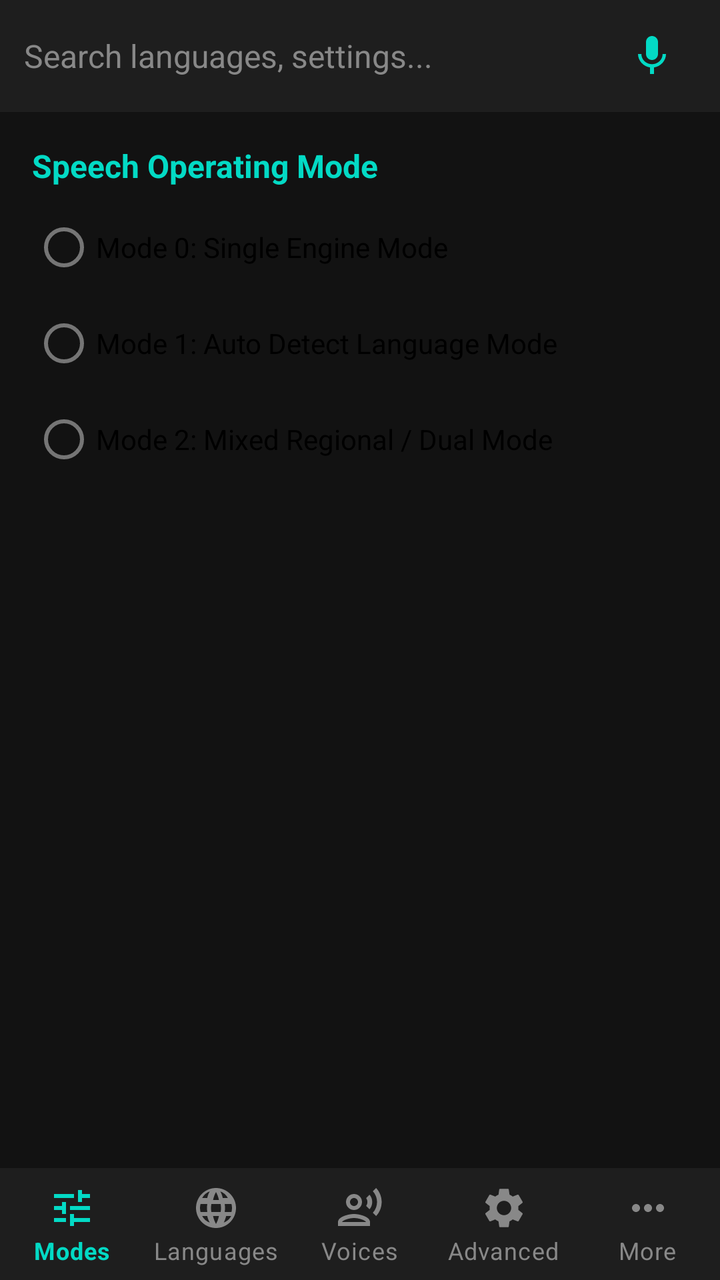
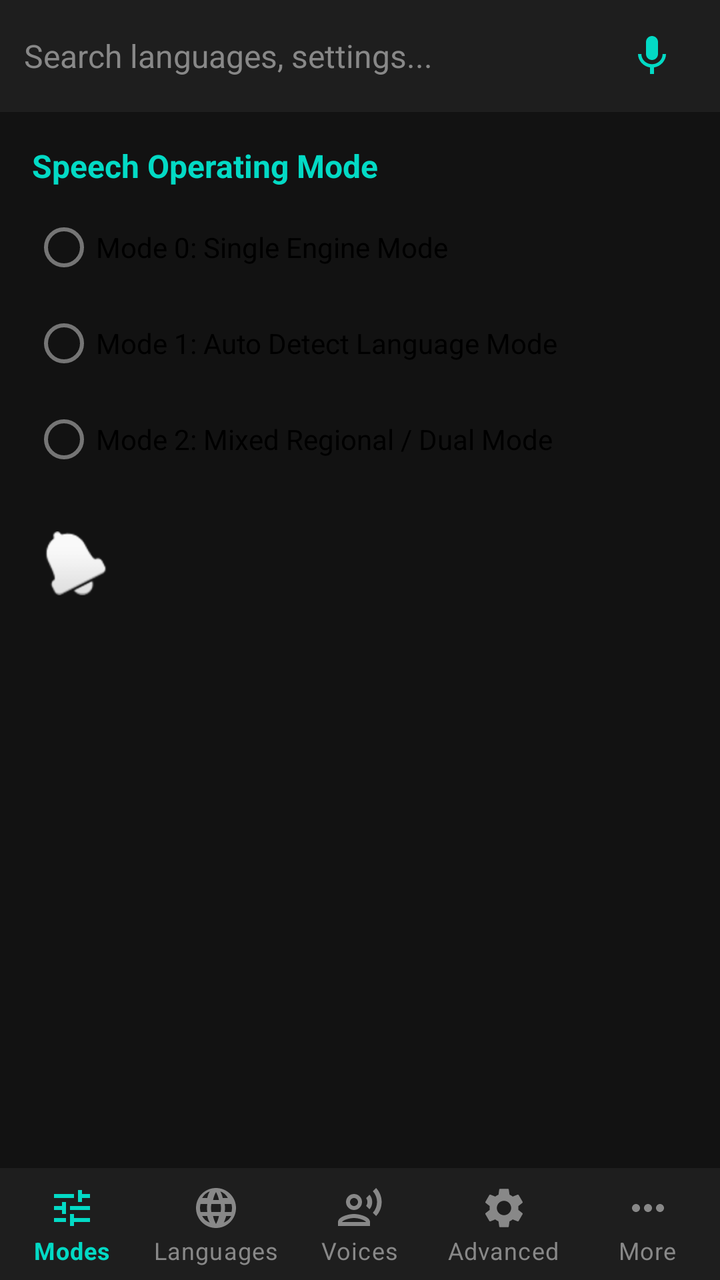

Compare the two renders of this Android layout. The source of the first and the diff that turns it into the second are given below.
<!-- AndroidManifest.xml: application theme Theme.SpeechPlusTTS -->
<!-- res/layout/activity_main.xml -->
<?xml version="1.0" encoding="utf-8"?>
<LinearLayout xmlns:android="http://schemas.android.com/apk/res/android"
    xmlns:app="http://schemas.android.com/apk/res-auto"
    android:layout_width="match_parent"
    android:layout_height="match_parent"
    android:orientation="vertical"
    android:background="#121212">

    
    <LinearLayout
        android:id="@+id/layoutSearchBar"
        android:layout_width="match_parent"
        android:layout_height="56dp"
        android:orientation="horizontal"
        android:gravity="center_vertical"
        android:paddingStart="12dp"
        android:paddingEnd="12dp"
        android:background="#1E1E1E">

        <EditText
            android:id="@+id/edtSearch"
            android:layout_width="0dp"
            android:layout_height="wrap_content"
            android:layout_weight="1"
            android:hint="Search languages, settings..."
            android:textColorHint="#888888"
            android:textColor="#FFFFFF"
            android:textSize="16sp"
            android:background="@null"
            android:singleLine="true"
            android:imeOptions="actionSearch" />

        <ImageButton
            android:id="@+id/btnClearSearch"
            android:layout_width="44dp"
            android:layout_height="44dp"
            android:background="?attr/selectableItemBackgroundBorderless"
            android:src="@drawable/ic_clear"
            android:contentDescription="Clear search text"
            android:visibility="gone" />

        <ImageButton
            android:id="@+id/btnVoiceSearch"
            android:layout_width="44dp"
            android:layout_height="44dp"
            android:background="?attr/selectableItemBackgroundBorderless"
            android:src="@drawable/ic_mic"
            android:contentDescription="Voice Search with Google Speech" />
    </LinearLayout>

    <FrameLayout
        android:id="@+id/fragmentContainer"
        android:layout_width="match_parent"
        android:layout_height="0dp"
        android:layout_weight="1">

        
        <ScrollView
            android:id="@+id/tabModes"
            android:layout_width="match_parent"
            android:layout_height="match_parent"
            android:padding="16dp"
            android:visibility="visible">

            <LinearLayout
                android:id="@+id/containerModes"
                android:layout_width="match_parent"
                android:layout_height="wrap_content"
                android:orientation="vertical">

                <TextView
                    android:layout_width="wrap_content"
                    android:layout_height="wrap_content"
                    android:text="Speech Operating Mode"
                    android:textColor="#03DAC5"
                    android:textSize="16sp"
                    android:textStyle="bold"
                    android:layout_marginBottom="6dp" />

                <RadioGroup
                    android:id="@+id/radioGroupModes"
                    android:layout_width="match_parent"
                    android:layout_height="wrap_content"
                    android:layout_marginBottom="16dp">
                    <RadioButton
                        android:id="@+id/radioMode0"
                        android:layout_width="wrap_content"
                        android:layout_height="wrap_content"
                        android:text="Mode 0: Single Engine Mode" />
                    <RadioButton
                        android:id="@+id/radioMode1"
                        android:layout_width="wrap_content"
                        android:layout_height="wrap_content"
                        android:text="Mode 1: Auto Detect Language Mode" />
                    <RadioButton
                        android:id="@+id/radioMode2"
                        android:layout_width="wrap_content"
                        android:layout_height="wrap_content"
                        android:text="Mode 2: Mixed Regional / Dual Mode" />
                </RadioGroup>

                

            </LinearLayout>
        </ScrollView>

        
        <ScrollView
            android:id="@+id/tabLanguages"
            android:layout_width="match_parent"
            android:layout_height="match_parent"
            android:padding="16dp"
            android:visibility="gone">

            <LinearLayout
                android:layout_width="match_parent"
                android:layout_height="wrap_content"
                android:orientation="vertical">

                <TextView
                    android:layout_width="wrap_content"
                    android:layout_height="wrap_content"
                    android:text="Supported Global Languages (A-Z)"
                    android:textColor="#03DAC5"
                    android:textSize="16sp"
                    android:textStyle="bold" />

                <TextView
                    android:layout_width="wrap_content"
                    android:layout_height="wrap_content"
                    android:text="Enable or disable specific languages for automatic routing."
                    android:textColor="#AAAAAA"
                    android:textSize="13sp"
                    android:layout_marginBottom="12dp" />

                <LinearLayout
                    android:layout_width="match_parent"
                    android:layout_height="wrap_content"
                    android:orientation="horizontal"
                    android:layout_marginBottom="12dp">

                    <Button
                        android:id="@+id/btnSelectAllLangs"
                        android:layout_width="0dp"
                        android:layout_height="wrap_content"
                        android:layout_weight="1"
                        android:layout_marginEnd="8dp"
                        android:text="Select All" />

                    <Button
                        android:id="@+id/btnClearAllLangs"
                        android:layout_width="0dp"
                        android:layout_height="wrap_content"
                        android:text="Clear All" />
                </LinearLayout>

                <LinearLayout
                    android:id="@+id/layoutLanguagesList"
                    android:layout_width="match_parent"
                    android:layout_height="wrap_content"
                    android:orientation="vertical" />

            </LinearLayout>
        </ScrollView>
        
        <ScrollView
            android:id="@+id/tabVoices"
            android:layout_width="match_parent"
            android:layout_height="match_parent"
            android:padding="16dp"
            android:visibility="gone">

            <LinearLayout
                android:id="@+id/containerVoices"
                android:layout_width="match_parent"
                android:layout_height="wrap_content"
                android:orientation="vertical">

                <TextView
                    android:layout_width="wrap_content"
                    android:layout_height="wrap_content"
                    android:text="1. Select Language (A-Z)"
                    android:textColor="#03DAC5"
                    android:textSize="15sp"
                    android:textStyle="bold"
                    android:layout_marginBottom="4dp" />

                <Spinner
                    android:id="@+id/spinnerVoiceLanguage"
                    android:layout_width="match_parent"
                    android:layout_height="48dp"
                    android:layout_marginBottom="14dp" />

                <TextView
                    android:layout_width="wrap_content"
                    android:layout_height="wrap_content"
                    android:text="2. Select TTS Engine"
                    android:textColor="#03DAC5"
                    android:textSize="15sp"
                    android:textStyle="bold"
                    android:layout_marginBottom="4dp" />

                <Spinner
                    android:id="@+id/spinnerVoiceEngine"
                    android:layout_width="match_parent"
                    android:layout_height="48dp"
                    android:layout_marginBottom="14dp" />

                <TextView
                    android:layout_width="wrap_content"
                    android:layout_height="wrap_content"
                    android:text="3. Select Voice Variant"
                    android:textColor="#03DAC5"
                    android:textSize="15sp"
                    android:textStyle="bold"
                    android:layout_marginBottom="4dp" />

                <Spinner
                    android:id="@+id/spinnerVoiceVariant"
                    android:layout_width="match_parent"
                    android:layout_height="48dp"
                    android:layout_marginBottom="16dp" />

                
                <TextView
                    android:id="@+id/lblVoicesRate"
                    android:layout_width="wrap_content"
                    android:layout_height="wrap_content"
                    android:text="Speech Rate: 1.0x"
                    android:textColor="#FFFFFF"
                    android:textSize="14sp" />

                <LinearLayout
                    android:layout_width="match_parent"
                    android:layout_height="wrap_content"
                    android:orientation="horizontal"
                    android:gravity="center_vertical"
                    android:layout_marginBottom="12dp">

                    <Button
                        android:id="@+id/btnRateMinus"
                        android:layout_width="48dp"
                        android:layout_height="44dp"
                        android:text="-"
                        android:textSize="18sp"
                        android:contentDescription="Decrease speech rate by 5 percent" />

                    <SeekBar
                        android:id="@+id/seekVoiceRate"
                        android:layout_width="0dp"
                        android:layout_height="wrap_content"
                        android:layout_weight="1"
                        android:max="100"
                        android:progress="50" />

                    <Button
                        android:id="@+id/btnRatePlus"
                        android:layout_width="48dp"
                        android:layout_height="44dp"
                        android:text="+"
                        android:textSize="18sp"
                        android:contentDescription="Increase speech rate by 5 percent" />
                </LinearLayout>

                
                <TextView
                    android:id="@+id/lblVoicesPitch"
                    android:layout_width="wrap_content"
                    android:layout_height="wrap_content"
                    android:text="Speech Pitch: 1.0x"
                    android:textColor="#FFFFFF"
                    android:textSize="14sp" />

                <LinearLayout
                    android:layout_width="match_parent"
                    android:layout_height="wrap_content"
                    android:orientation="horizontal"
                    android:gravity="center_vertical"
                    android:layout_marginBottom="12dp">

                    <Button
                        android:id="@+id/btnPitchMinus"
                        android:layout_width="48dp"
                        android:layout_height="44dp"
                        android:text="-"
                        android:textSize="18sp"
                        android:contentDescription="Decrease speech pitch by 5 percent" />

                    <SeekBar
                        android:id="@+id/seekVoicePitch"
                        android:layout_width="0dp"
                        android:layout_height="wrap_content"
                        android:layout_weight="1"
                        android:max="100"
                        android:progress="50" />

                    <Button
                        android:id="@+id/btnPitchPlus"
                        android:layout_width="48dp"
                        android:layout_height="44dp"
                        android:text="+"
                        android:textSize="18sp"
                        android:contentDescription="Increase speech pitch by 5 percent" />
                </LinearLayout>

                
                <TextView
                    android:id="@+id/lblVoicesVolume"
                    android:layout_width="wrap_content"
                    android:layout_height="wrap_content"
                    android:text="Voice Volume: 100%"
                    android:textColor="#FFFFFF"
                    android:textSize="14sp" />

                <SeekBar
                    android:id="@+id/seekVoiceVolume"
                    android:layout_width="match_parent"
                    android:layout_height="wrap_content"
                    android:max="100"
                    android:progress="100"
                    android:layout_marginBottom="16dp" />

                
                <LinearLayout
                    android:layout_width="match_parent"
                    android:layout_height="wrap_content"
                    android:orientation="horizontal"
                    android:layout_marginBottom="8dp">

                    <Button
                        android:id="@+id/btnTestVoiceSingle"
                        android:layout_width="0dp"
                        android:layout_height="wrap_content"
                        android:layout_weight="1"
                        android:layout_marginEnd="6dp"
                        android:text="Test Voice" />

                    <Button
                        android:id="@+id/btnDefaultVoice"
                        android:layout_width="0dp"
                        android:layout_height="wrap_content"
                        android:layout_weight="1"
                        android:text="Default" />
                </LinearLayout>

                <Button
                    android:id="@+id/btnSaveVoiceSettings"
                    android:layout_width="match_parent"
                    android:layout_height="52dp"
                    android:backgroundTint="#00E676"
                    android:textColor="#000000"
                    android:textStyle="bold"
                    android:text="Save Settings for this Language"
                    android:layout_marginBottom="20dp" />

                
                <TextView
                    android:layout_width="wrap_content"
                    android:layout_height="wrap_content"
                    android:text="Configured Language Mappings"
                    android:textColor="#03DAC5"
                    android:textSize="16sp"
                    android:textStyle="bold"
                    android:layout_marginBottom="8dp" />

                <LinearLayout
                    android:id="@+id/layoutConfiguredLanguages"
                    android:layout_width="match_parent"
                    android:layout_height="wrap_content"
                    android:orientation="vertical" />

            </LinearLayout>
        </ScrollView>
        
        <ScrollView
            android:id="@+id/tabAdvanced"
            android:layout_width="match_parent"
            android:layout_height="match_parent"
            android:padding="16dp"
            android:visibility="gone">

            <LinearLayout
                android:id="@+id/containerAdvanced"
                android:layout_width="match_parent"
                android:layout_height="wrap_content"
                android:orientation="vertical">

                <CheckBox
                    android:id="@+id/chkForceRate"
                    android:layout_width="match_parent"
                    android:layout_height="wrap_content"
                    android:text="Force App Rate (Override Screen Reader Speed)"
                    android:textColor="#FFFFFF"
                    android:layout_marginBottom="8dp" />

                <CheckBox
                    android:id="@+id/chkForcePitch"
                    android:layout_width="match_parent"
                    android:layout_height="wrap_content"
                    android:text="Force App Pitch (Override Screen Reader Pitch)"
                    android:textColor="#FFFFFF"
                    android:layout_marginBottom="8dp" />

                <CheckBox
                    android:id="@+id/chkStripAttributes"
                    android:layout_width="match_parent"
                    android:layout_height="wrap_content"
                    android:text="Remove Audio Attributes (Fix Cutoff on Samsung/Realme)"
                    android:textColor="#FFFFFF"
                    android:layout_marginBottom="8dp" />

                <Button
                    android:id="@+id/btnIgnoreBattery"
                    android:layout_width="match_parent"
                    android:layout_height="wrap_content"
                    android:text="Request Battery Unrestricted (Zero Background Kill)"
                    android:layout_marginBottom="16dp" />

                            
                <LinearLayout
                    android:layout_width="match_parent"
                    android:layout_height="wrap_content"
                    android:orientation="vertical"
                    android:background="#222222"
                    android:padding="12dp"
                    android:layout_marginTop="12dp"
                    android:layout_marginBottom="12dp">

                    <TextView
                        android:layout_width="match_parent"
                        android:layout_height="wrap_content"
                        android:text="Punctuation &amp; Symbols Level"
                        android:textColor="#00E676"
                        android:textSize="15sp"
                        android:textStyle="bold"
                        android:layout_marginBottom="6dp"/>
                    <Spinner
                        android:id="@+id/spinnerPunctuation"
                        android:layout_width="match_parent"
                        android:layout_height="50dp"
                        android:background="#2C2C2C"
                        android:layout_marginBottom="14dp"/>

                    <TextView
                        android:layout_width="match_parent"
                        android:layout_height="wrap_content"
                        android:text="Number Reading Language"
                        android:textColor="#00E676"
                        android:textSize="15sp"
                        android:textStyle="bold"
                        android:layout_marginBottom="6dp"/>
                    <Spinner
                        android:id="@+id/spinnerNumLang"
                        android:layout_width="match_parent"
                        android:layout_height="50dp"
                        android:background="#2C2C2C"
                        android:layout_marginBottom="14dp"/>

                    <TextView
                        android:layout_width="match_parent"
                        android:layout_height="wrap_content"
                        android:text="Number Reading Format"
                        android:textColor="#00E676"
                        android:textSize="15sp"
                        android:textStyle="bold"
                        android:layout_marginBottom="6dp"/>
                    <Spinner
                        android:id="@+id/spinnerNumFormat"
                        android:layout_width="match_parent"
                        android:layout_height="50dp"
                        android:background="#2C2C2C"
                        android:layout_marginBottom="4dp"/>
                </LinearLayout>
                

            </LinearLayout>
        </ScrollView>

        
        <ScrollView
            android:id="@+id/tabMore"
            android:layout_width="match_parent"
            android:layout_height="match_parent"
            android:padding="16dp"
            android:visibility="gone">

            <LinearLayout
                android:id="@+id/containerMore"
                android:layout_width="match_parent"
                android:layout_height="wrap_content"
                android:orientation="vertical">

                <TextView
                    android:layout_width="wrap_content"
                    android:layout_height="wrap_content"
                    android:text="System &amp; Quick Actions"
                    android:textColor="#03DAC5"
                    android:textSize="16sp"
                    android:textStyle="bold"
                    android:layout_marginBottom="10dp" />

                <Button
                    android:id="@+id/btnOpenSystemTts"
                    android:layout_width="match_parent"
                    android:layout_height="wrap_content"
                    android:text="Open Android Text-to-Speech Settings"
                    android:layout_marginBottom="8dp" />

                

                <Button
                    android:id="@+id/btnOpenAboutPage"
                    android:layout_width="match_parent"
                    android:layout_height="wrap_content"
                    android:text="Open Community &amp; Help Desk (All 10 Links)"
                    android:layout_marginBottom="20dp" />

                <TextView
                    android:layout_width="wrap_content"
                    android:layout_height="wrap_content"
                    android:text="About Developer: Paras Yadav"
                    android:textColor="#03DAC5"
                    android:textSize="16sp"
                    android:textStyle="bold"
                    android:layout_marginBottom="6dp" />

                <Button android:id="@+id/btnCheckUpdateMore" android:layout_width="0dp" android:layout_height="0dp" android:visibility="gone" />
                
                <Button
                    android:id="@+id/btnAppInfo"
                    android:layout_width="match_parent"
                    android:layout_height="wrap_content"
                    android:text="APP INFO (VERSION, MISSION &amp; FEATURES)"
                    android:backgroundTint="#00897B"
                    android:textColor="#FFFFFF"
                    android:textStyle="bold"
                    android:layout_marginBottom="14dp"/>

                <LinearLayout
                    android:layout_width="match_parent"
                    android:layout_height="wrap_content"
                    android:orientation="vertical"
                    android:background="#1E1E1E"
                    android:padding="14dp"
                    android:layout_marginBottom="16dp">

                    <TextView
                        android:layout_width="match_parent"
                        android:layout_height="wrap_content"
                        android:text="App Info - Speech Plus TTS"
                        android:textColor="#00E676"
                        android:textSize="16sp"
                        android:textStyle="bold"
                        android:layout_marginBottom="6dp"/>

                    <TextView
                        android:id="@+id/tvAppInfoSummary"
                        android:layout_width="match_parent"
                        android:layout_height="wrap_content"
                        android:text="Version Name: v3.1.0 (Code 31)\nLast Updated: November 2026\nDeveloped By: Paras Yadav (ITFB Community)\n\nWhy Speech Plus TTS Was Built:\nCreated with a Zero-Lag mission for blind and visually impaired users to eliminate speech latency, voice overlapping, and word clipping while providing instant multi-language switching.\n\nLatest Core Features:\n• Ultra-Fast Zero-Lag Direct PCM Audio Streaming\n• Smart Dual &amp; Auto Multi-Language TTS Switching\n• Custom Punctuation Level, Number Language &amp; Digit Formatting\n• Warm-Up &amp; Tail Silence Guard for Short Words/Spellings\n• Extended Timeout Protection for Long Paragraphs"
                        android:textColor="#E0E0E0"
                        android:textSize="14sp"
                        android:lineSpacingExtra="4dp"/>
                </LinearLayout>
                

                    <TextView
                    android:id="@+id/tvAboutExcerpt"
                    android:layout_width="match_parent"
                    android:layout_height="wrap_content"
                    android:text="Speech Plus TTS is built with a Zero-Lag mission for visually impaired users. Developer: Paras Yadav. Join our community for voice-first Android innovations, accessible gaming, and peer guidance.\n\nDeveloper: Paras Yadav. Speech Plus TTS."
                    android:textColor="#CCCCCC"
                    android:textSize="14sp"
                    android:lineSpacingExtra="4dp" />

            </LinearLayout>
        </ScrollView>

    </FrameLayout>

    
    <com.google.android.material.bottomnavigation.BottomNavigationView
        android:id="@+id/bottomNavigation"
        android:layout_width="match_parent"
        android:layout_height="wrap_content"
        android:background="#1E1E1E"
        app:itemIconTint="@color/bottom_nav_color_selector"
        app:itemTextColor="@color/bottom_nav_color_selector"
        app:labelVisibilityMode="labeled"
        app:menu="@menu/bottom_nav_menu" />

</LinearLayout>
<!-- resources referenced by this layout -->
<resources>
  <!-- drawable ic_clear (drawable) -->
  <vector xmlns:android="http://schemas.android.com/apk/res/android"
      android:width="24dp"
      android:height="24dp"
      android:viewportWidth="24"
      android:viewportHeight="24">
      <path
          android:fillColor="#AAAAAA"
          android:pathData="M19,6.41L17.59,5 12,10.59 6.41,5 5,6.41 10.59,12 5,17.59 6.41,19 12,13.41 17.59,19 19,17.59 13.41,12z"/>
  </vector>
  <!-- drawable ic_mic (drawable) -->
  <vector xmlns:android="http://schemas.android.com/apk/res/android"
      android:width="24dp"
      android:height="24dp"
      android:viewportWidth="24"
      android:viewportHeight="24">
      <path
          android:fillColor="#03DAC5"
          android:pathData="M12,14c1.66,0 3,-1.34 3,-3V5c0,-1.66 -1.34,-3 -3,-3S9,3.34 9,5v6c0,1.66 1.34,3 3,3zM17.3,11c0,3 -2.54,5.1 -5.3,5.1S6.7,14 6.7,11H5c0,3.41 2.72,6.23 6,6.72V21h2v-3.28c3.28,-0.48 6,-3.3 6,-6.72h-1.7z"/>
  </vector>
  <style name="Theme.SpeechPlusTTS" parent="Theme.MaterialComponents.DayNight.DarkActionBar">
          <item name="colorPrimary">@color/purple_500</item>
          <item name="colorPrimaryVariant">@color/purple_700</item>
          <item name="colorSecondary">@color/teal_200</item>
      </style>
  <color name="purple_500">#6200EE</color>
  <color name="purple_700">#3700B3</color>
  <color name="teal_200">#03DAC5</color>
</resources>

<!-- the commit's change to res/layout/activity_main.xml (unified diff, before → after) -->
@@ -101,7 +101,14 @@
 
                 
 
-            </LinearLayout>
+                    <ImageButton
+            android:id="@+id/btnNotificationCenter"
+            android:layout_width="44dp"
+            android:layout_height="44dp"
+            android:background="?attr/selectableItemBackgroundBorderless"
+            android:src="@android:drawable/ic_popup_reminder"
+            android:contentDescription="Notifications button, 0 unread notifications. Double tap to view." />
+</LinearLayout>
         </ScrollView>
 
         
